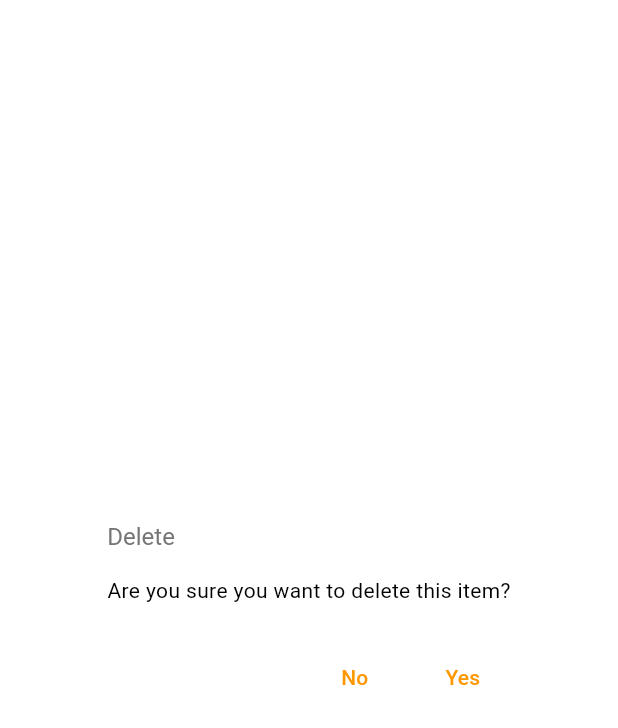
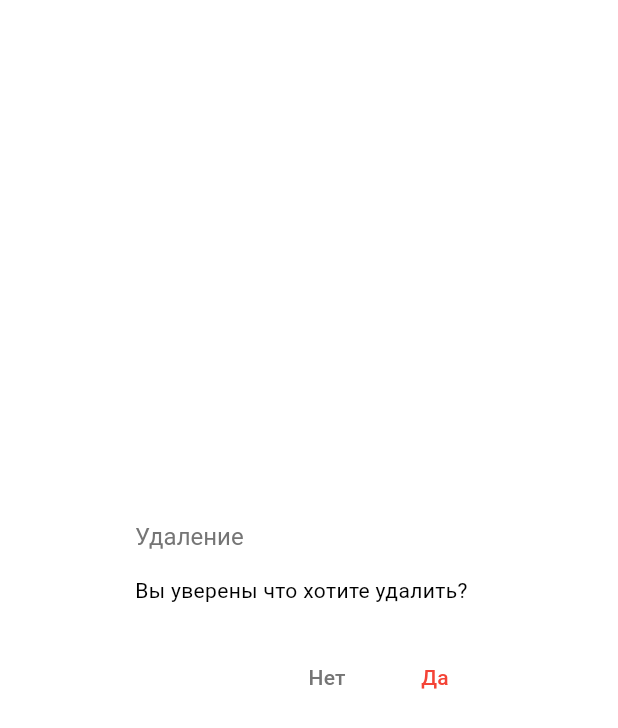
Before and after one commit to moldbee/mobile-app, a Flutter app: the DeleteConfirmAlert widget shown alone on an empty page, opened directly with empty values, on a phone screen of 412 x 824 dp. Shown: the top 728 px of the screen. Run offline on Flutter 3.47's test engine with Material 2 defaults, Android fonts, the light colour scheme and no system bars; our stand-ins replace flutter_form_builder, flutter_hooks, font_awesome_flutter, form_builder_validators, get, get_storage and 4 more; missing offline and left inert: form_builder_extra_fields, timeago_flutter; accounts and stored records are empty.

Commit message:
small fix

```diff
--- a/lib/shared/widgets/delete_confirm.dart
+++ b/lib/shared/widgets/delete_confirm.dart
@@ -10,12 +10,12 @@ class DeleteConfirmAlert extends StatelessWidget {
   @override
   Widget build(BuildContext context) {
     return AlertDialog(
-      title: const Text('Delete'),
-      content: const Text('Are you sure you want to delete this item?'),
+      title: const Text('Удаление'),
+      content: const Text('Вы уверены что хотите удалить?'),
       actions: [
         TextButton(
           onPressed: () => context.pop(false),
-          child: const Text('No'),
+          child: Text('Нет', style: TextStyle(color: Colors.grey.shade600)),
         ),
         TextButton(
           onPressed: () async {
@@ -24,7 +24,7 @@ class DeleteConfirmAlert extends StatelessWidget {
             context.pop(true);
             context.pop();
           },
-          child: const Text('Yes'),
+          child: const Text('Да', style: TextStyle(color: Colors.red)),
         ),
       ],
     );
```
